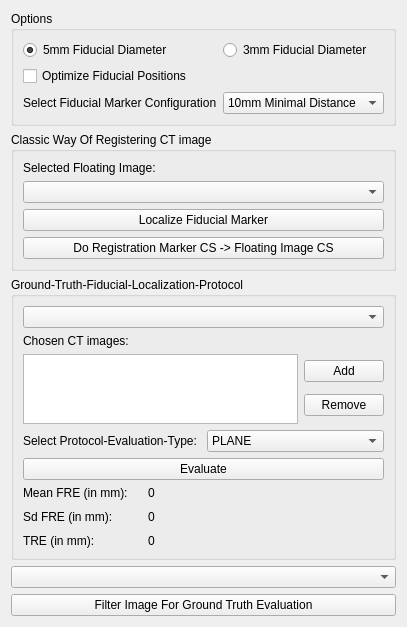
Before: the Qt Designer form Plugins/org.mitk.gui.qt.igt.app.echotrack/src/internal/NavigationStepWidgets/QmitkUSNavigationStepCtUsRegistration.ui in MITK/MITK, drawn with Qt 5.
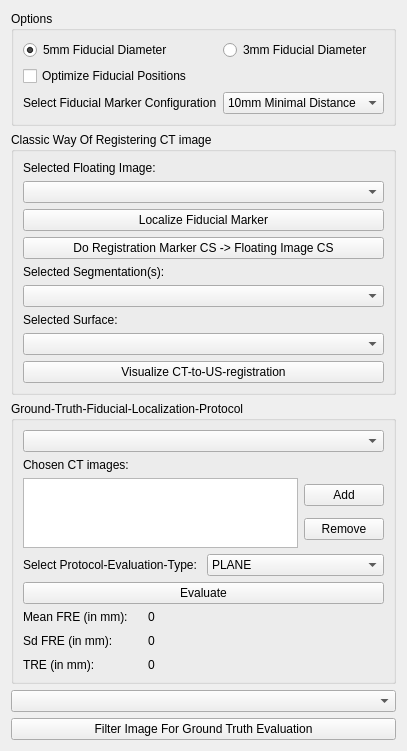
After: the same form once the commit is applied. Custom widgets are drawn as their Qt base class.

Commit message: Added the visualization of the floatingImage-to-US-image-registration as a first experimental version, which has to be tested by real tracking and ultrasound hardware. In this first version the surface of a segmentation is transformed from the floatingImage-CS to the USimage-CS using the FloatingImageToUltrasoundRegistrationFilter.

Diff of the .ui file:
```diff
--- a/Plugins/org.mitk.gui.qt.igt.app.echotrack/src/internal/NavigationStepWidgets/QmitkUSNavigationStepCtUsRegistration.ui
+++ b/Plugins/org.mitk.gui.qt.igt.app.echotrack/src/internal/NavigationStepWidgets/QmitkUSNavigationStepCtUsRegistration.ui
@@ -7,7 +7,7 @@
     <x>0</x>
     <y>0</y>
     <width>400</width>
-    <height>625</height>
+    <height>677</height>
    </rect>
   </property>
   <property name="windowTitle">
@@ -122,6 +122,33 @@
         </property>
        </widget>
       </item>
+      <item>
+       <widget class="QLabel" name="selectedSegmentationsLabel">
+        <property name="text">
+         <string>Selected Segmentation(s):</string>
+        </property>
+       </widget>
+      </item>
+      <item>
+       <widget class="QmitkDataStorageComboBox" name="segmentationComboBox"/>
+      </item>
+      <item>
+       <widget class="QLabel" name="selectedSurfaceLabel">
+        <property name="text">
+         <string>Selected Surface:</string>
+        </property>
+       </widget>
+      </item>
+      <item>
+       <widget class="QmitkDataStorageComboBox" name="selectedSurfaceComboBox"/>
+      </item>
+      <item>
+       <widget class="QPushButton" name="visualizeCTtoUSregistrationPushButton">
+        <property name="text">
+         <string>Visualize CT-to-US-registration</string>
+        </property>
+       </widget>
+      </item>
      </layout>
     </widget>
    </item>
```
The commit also changes 8 other files.
